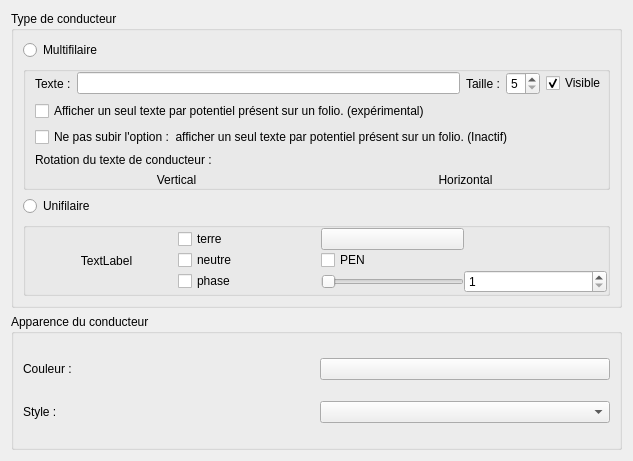
First picture: the form in sources/ui/conductorpropertieswidget.ui, repository qelectrotech/qelectrotech-source-mirror, before the edit.
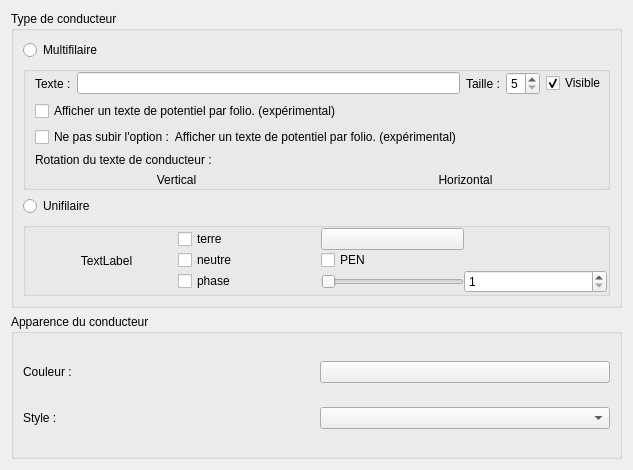
Second picture: the form after the edit. Icons and pictures are not drawn.

Commit message: Conductor: activate option "Don't be subjected to the option one potential text per folio"

```diff
--- a/sources/ui/conductorpropertieswidget.ui
+++ b/sources/ui/conductorpropertieswidget.ui
@@ -7,7 +7,7 @@
     <x>0</x>
     <y>0</y>
     <width>633</width>
-    <height>461</height>
+    <height>470</height>
    </rect>
   </property>
   <property name="windowTitle">
@@ -98,14 +98,14 @@
            <item>
             <widget class="QCheckBox" name="m_one_text_per_folio_cb">
              <property name="text">
-              <string>Afficher un seul texte par potentiel présent sur un folio. (expérimental)</string>
+              <string>Afficher un texte de potentiel par folio. (expérimental)</string>
              </property>
             </widget>
            </item>
            <item>
             <widget class="QCheckBox" name="m_no_one_text_per_folio_cb">
              <property name="text">
-              <string>Ne pas subir l'option :  afficher un seul texte par potentiel présent sur un folio. (Inactif)</string>
+              <string>Ne pas subir l'option :  Afficher un texte de potentiel par folio. (expérimental)</string>
              </property>
             </widget>
            </item>
@@ -293,9 +293,21 @@
       </item>
       <item row="1" column="2">
        <widget class="QPushButton" name="m_color_pb">
+        <property name="toolTip">
+         <string>Couleur du conducteur</string>
+        </property>
+        <property name="accessibleName">
+         <string/>
+        </property>
+        <property name="autoFillBackground">
+         <bool>false</bool>
+        </property>
         <property name="text">
          <string/>
         </property>
+        <property name="flat">
+         <bool>false</bool>
+        </property>
        </widget>
       </item>
       <item row="3" column="1">
```
Left out of the diff: 44 changed lines with no effect on the pictures. The commit also changes 1 other file.
